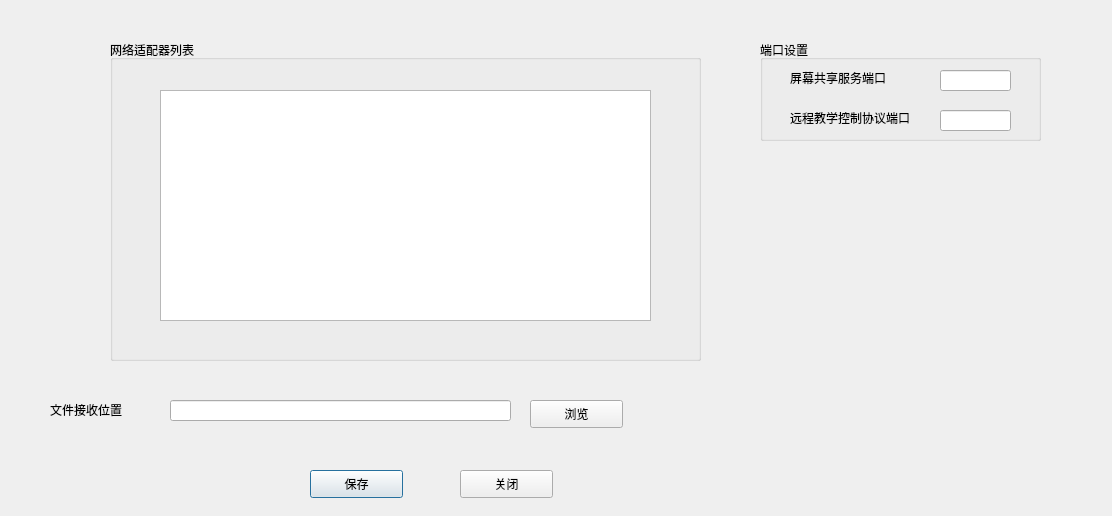
This is parametersetttingdialog.ui in hzy-gitting/DMTJX-Teacher as Qt 5 draws it before an edit. The edited form follows.
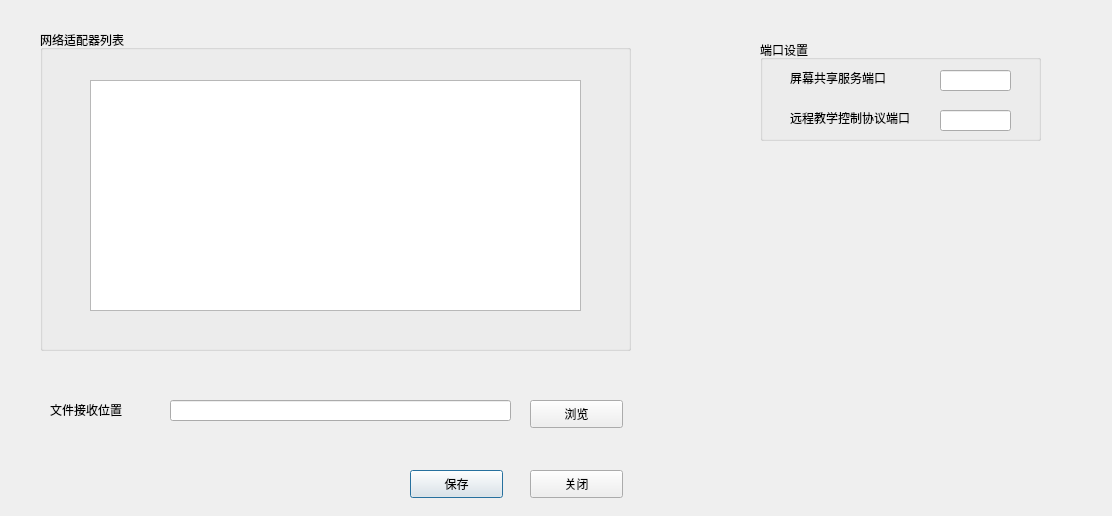
This is the edited form.

```diff
--- a/parametersetttingdialog.ui
+++ b/parametersetttingdialog.ui
@@ -16,8 +16,8 @@
   <widget class="QGroupBox" name="groupBox">
    <property name="geometry">
     <rect>
-     <x>110</x>
-     <y>40</y>
+     <x>40</x>
+     <y>30</y>
      <width>591</width>
      <height>321</height>
     </rect>
@@ -39,7 +39,7 @@
   <widget class="QPushButton" name="saveSettingBtn">
    <property name="geometry">
     <rect>
-     <x>310</x>
+     <x>410</x>
      <y>470</y>
      <width>93</width>
      <height>28</height>
@@ -52,7 +52,7 @@
   <widget class="QPushButton" name="closeBtn">
    <property name="geometry">
     <rect>
-     <x>460</x>
+     <x>530</x>
      <y>470</y>
      <width>93</width>
      <height>28</height>
```
